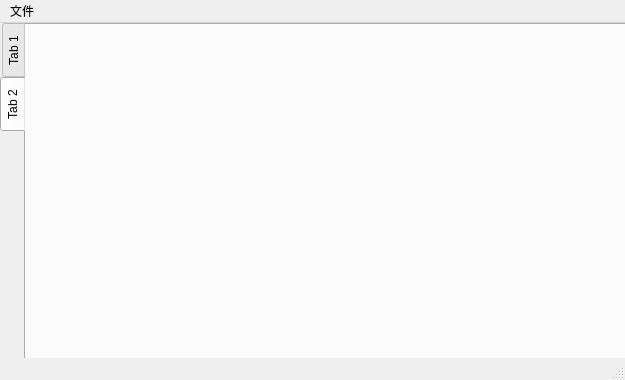
Before: the Qt Designer form mainwindow.ui in SimonCqk/Photon_Propagation_Simulation, drawn with Qt 5.
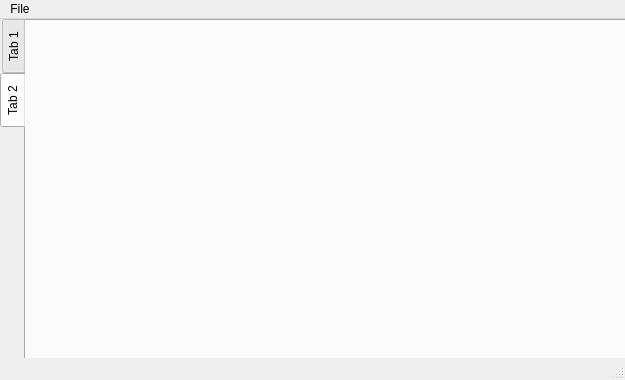
After: the same form once the commit is applied. The open tabs and pages were chosen to show the change. Icons and pictures are not drawn.

Patch:
```diff
--- a/mainwindow.ui
+++ b/mainwindow.ui
@@ -59,7 +59,7 @@
    </property>
    <widget class="QMenu" name="menu">
     <property name="title">
-     <string>文件</string>
+     <string>File</string>
     </property>
     <addaction name="action"/>
    </widget>
```
Left out of the diff: 11 changed lines with no effect on the pictures.
